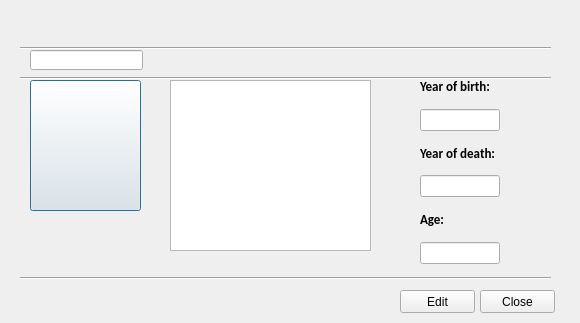
First picture: the form in Hopur21Verkefni/MyComputerScienceList/ui/csmoreinfo.ui, repository Hopur21/Hopur21, before the edit.
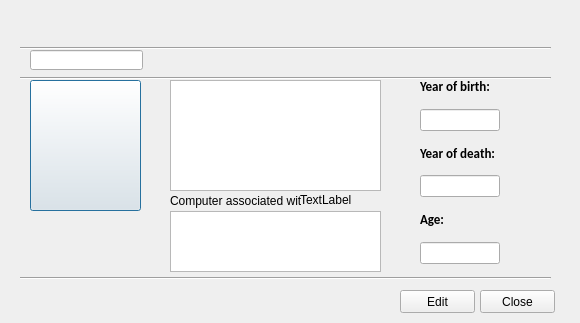
Second picture: the form after the edit. Icons and pictures are not drawn.

Commit message: added table to csmoreinfo

```diff
--- a/Hopur21Verkefni/MyComputerScienceList/ui/csmoreinfo.ui
+++ b/Hopur21Verkefni/MyComputerScienceList/ui/csmoreinfo.ui
@@ -54,16 +54,6 @@
     </size>
    </property>
   </widget>
-  <widget class="QTextBrowser" name="more_info_input">
-   <property name="geometry">
-    <rect>
-     <x>170</x>
-     <y>80</y>
-     <width>201</width>
-     <height>171</height>
-    </rect>
-   </property>
-  </widget>
   <widget class="QLabel" name="name_input">
    <property name="geometry">
     <rect>
@@ -253,40 +243,50 @@
     <string/>
    </property>
   </widget>
-  <widget class="QLabel" name="yearOfBirth_input">
+  <widget class="QPlainTextEdit" name="plainTextEdit_aboutComment">
    <property name="geometry">
     <rect>
      <x>170</x>
-     <y>190</y>
-     <width>78</width>
-     <height>34</height>
+     <y>80</y>
+     <width>211</width>
+     <height>111</height>
     </rect>
    </property>
-   <property name="font">
-    <font>
-     <family>Calibri</family>
-    </font>
+  </widget>
+  <widget class="QTableWidget" name="tableWidget_aboutRelations">
+   <property name="geometry">
+    <rect>
+     <x>170</x>
+     <y>211</y>
+     <width>211</width>
+     <height>61</height>
+    </rect>
    </property>
-   <property name="text">
-    <string/>
-   </property>
   </widget>
   <widget class="QLabel" name="age_input">
    <property name="geometry">
     <rect>
      <x>170</x>
-     <y>140</y>
-     <width>78</width>
-     <height>43</height>
+     <y>190</y>
+     <width>131</width>
+     <height>21</height>
     </rect>
    </property>
-   <property name="font">
-    <font>
-     <family>Calibri</family>
-    </font>
+   <property name="text">
+    <string>Computer associated with </string>
    </property>
+  </widget>
+  <widget class="QLabel" name="label_aboutName">
+   <property name="geometry">
+    <rect>
+     <x>300</x>
+     <y>190</y>
+     <width>61</width>
+     <height>20</height>
+    </rect>
+   </property>
    <property name="text">
-    <string/>
+    <string>TextLabel</string>
    </property>
   </widget>
   <zorder>layoutWidget</zorder>
```
Left out of the diff: 9 changed lines with no effect on the pictures. The commit also changes 1 other file.
